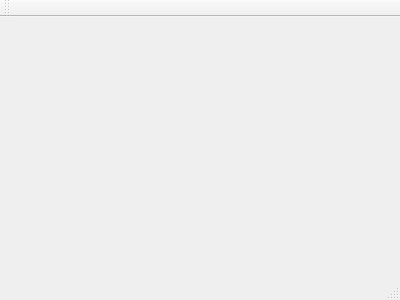
Before: the Qt Designer form Clinic_Serwer/w_mainwindow.ui in jszmigiel2304/Clinic, drawn with Qt 5.
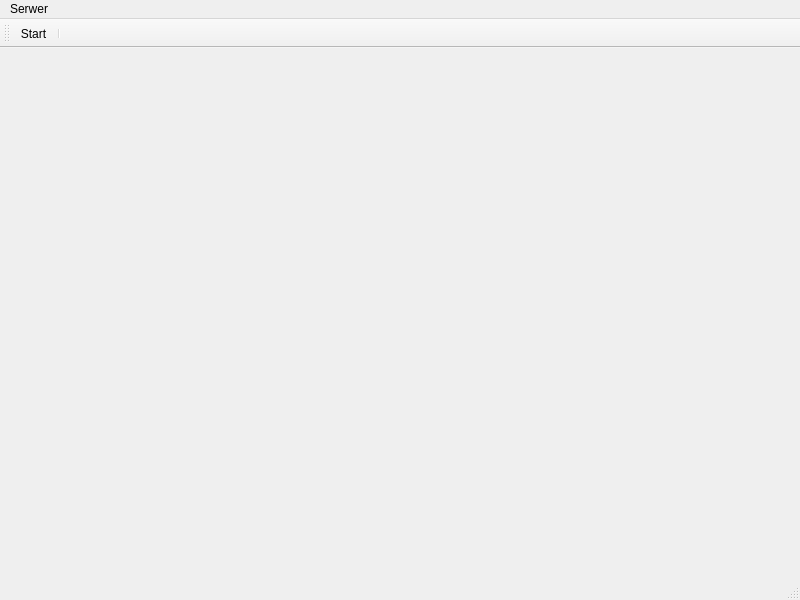
After: the same form once the commit is applied. Icons and pictures are not drawn.

Diff of the .ui file:
```diff
--- a/Clinic_Serwer/w_mainwindow.ui
+++ b/Clinic_Serwer/w_mainwindow.ui
@@ -1,24 +1,92 @@
 <ui version="4.0">
  <class>w_MainWindow</class>
- <widget class="QMainWindow" name="w_MainWindow" >
-  <property name="geometry" >
+ <widget class="QMainWindow" name="w_MainWindow">
+  <property name="geometry">
    <rect>
     <x>0</x>
     <y>0</y>
-    <width>400</width>
-    <height>300</height>
+    <width>800</width>
+    <height>600</height>
    </rect>
   </property>
-  <property name="windowTitle" >
+  <property name="minimumSize">
+   <size>
+    <width>0</width>
+    <height>0</height>
+   </size>
+  </property>
+  <property name="maximumSize">
+   <size>
+    <width>800</width>
+    <height>600</height>
+   </size>
+  </property>
+  <property name="windowTitle">
    <string>w_MainWindow</string>
   </property>
-  <widget class="QMenuBar" name="menuBar" />
-  <widget class="QToolBar" name="mainToolBar" />
-  <widget class="QWidget" name="centralWidget" />
-  <widget class="QStatusBar" name="statusBar" />
+  <widget class="QWidget" name="centralWidget"/>
+  <widget class="QMenuBar" name="menuBar">
+   <property name="geometry">
+    <rect>
+     <x>0</x>
+     <y>0</y>
+     <width>800</width>
+     <height>21</height>
+    </rect>
+   </property>
+   <widget class="QMenu" name="menuSerwer">
+    <property name="title">
+     <string>Serwer</string>
+    </property>
+    <addaction name="separator"/>
+    <addaction name="actionServerStart"/>
+    <addaction name="actionStop"/>
+    <addaction name="separator"/>
+    <addaction name="actionKonfiguruj"/>
+    <addaction name="separator"/>
+    <addaction name="actionZako_cz"/>
+   </widget>
+   <addaction name="menuSerwer"/>
+  </widget>
+  <widget class="QToolBar" name="mainToolBar">
+   <attribute name="toolBarArea">
+    <enum>TopToolBarArea</enum>
+   </attribute>
+   <attribute name="toolBarBreak">
+    <bool>false</bool>
+   </attribute>
+   <addaction name="actionServerStart"/>
+   <addaction name="separator"/>
+  </widget>
+  <widget class="QStatusBar" name="statusBar"/>
+  <action name="actionServerStart">
+   <property name="icon">
+    <iconset resource="icons.qrc">
+     <normaloff>:/actions/icons/start-active.png</normaloff>:/actions/icons/start-active.png</iconset>
+   </property>
+   <property name="text">
+    <string>Start</string>
+   </property>
+  </action>
+  <action name="actionStop">
+   <property name="text">
+    <string>Stop</string>
+   </property>
+  </action>
+  <action name="actionKonfiguruj">
+   <property name="text">
+    <string>Konfiguruj</string>
+   </property>
+  </action>
+  <action name="actionZako_cz">
+   <property name="text">
+    <string>Zakończ</string>
+   </property>
+  </action>
  </widget>
- <layoutDefault spacing="6" margin="11" />
- <pixmapfunction></pixmapfunction>
- <resources/>
+ <layoutdefault spacing="6" margin="11"/>
+ <resources>
+  <include location="icons.qrc"/>
+ </resources>
  <connections/>
 </ui>
```
Left out of the diff: 1 changed line with no effect on the pictures.
